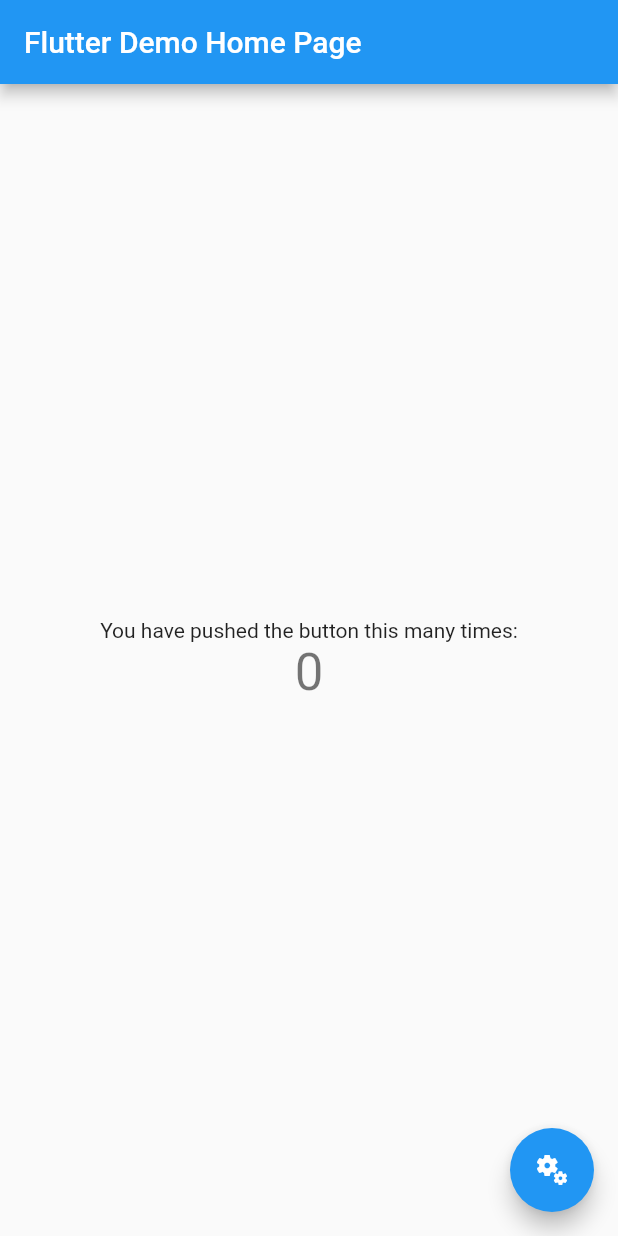
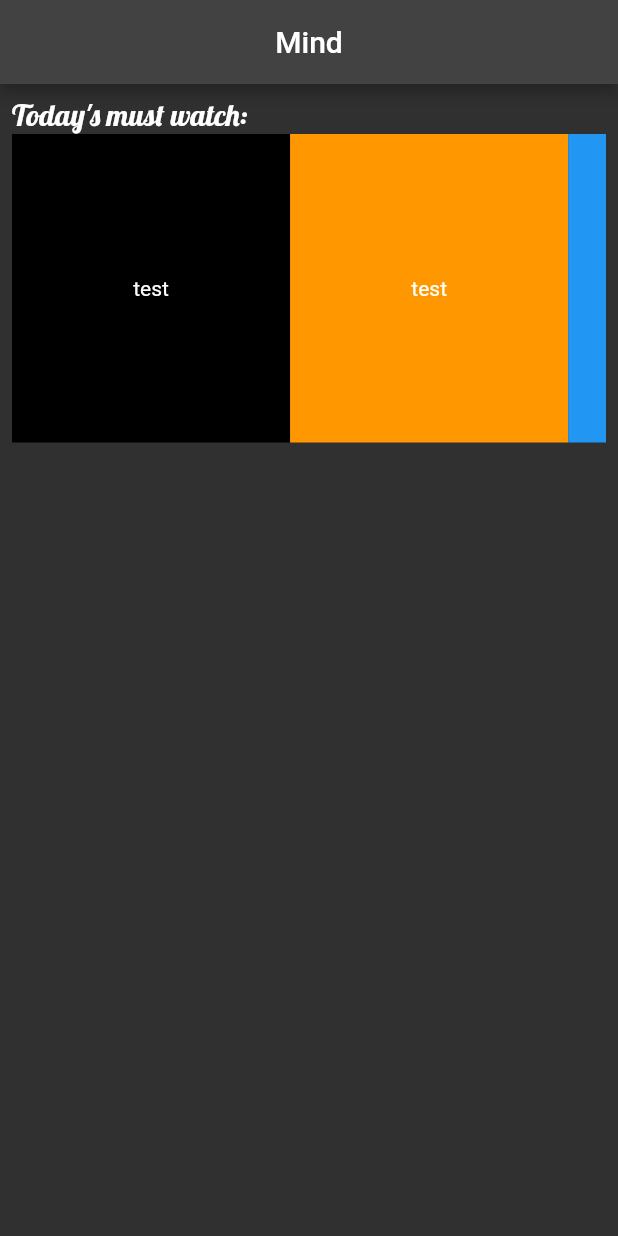
Before and after one commit to lopriorejosh/CSIS3126_LoPriore, a Flutter app: the screen it shows after launch, on a phone screen of 412 x 824 dp. Run offline on Flutter 3.47's test engine with Material 2 defaults, Android fonts, the light colour scheme and no system bars; our stand-ins replace google_fonts.

Commit message:
Created Home Page outline

```diff
--- /dev/null
+++ b/mind/lib/Screens/HomePage.dart
@@ -0,0 +1,66 @@
+import 'package:flutter/material.dart';
+import 'package:google_fonts/google_fonts.dart';
+
+class HomePage extends StatelessWidget {
+  @override
+  Widget build(BuildContext context) {
+    return Scaffold(
+      appBar: AppBar(
+        title: const Text('Mind'),
+        centerTitle: true,
+      ),
+      body: Padding(
+        padding: const EdgeInsets.all(8.0),
+        child: Column(children: [
+          Container(
+            alignment: Alignment.centerLeft,
+            child: Text(
+              "Today's must watch: ",
+              style: GoogleFonts.lobster(fontSize: 20),
+            ),
+          ),
+          SingleChildScrollView(
+            scrollDirection: Axis.horizontal,
+            child: Row(
+              children: [
+                Container(
+                  height: MediaQuery.of(context).size.height * .25,
+                  width: MediaQuery.of(context).size.width * .45,
+                  color: Colors.black,
+                  child: Center(
+                    child: Text(
+                      'test',
+                      style: TextStyle(color: Colors.white),
+                    ),
+                  ),
+                ),
+                Container(
+                  height: MediaQuery.of(context).size.height * .25,
+                  width: MediaQuery.of(context).size.width * .45,
+                  color: Colors.orange,
+                  child: Center(
+                    child: Text(
+                      'test',
+                      style: TextStyle(color: Colors.white),
+                    ),
+                  ),
+                ),
+                Container(
+                  height: MediaQuery.of(context).size.height * .25,
+                  width: MediaQuery.of(context).size.width * .45,
+                  color: Colors.blue,
+                  child: Center(
+                    child: Text(
+                      'test',
+                      style: TextStyle(color: Colors.white),
+                    ),
+                  ),
+                )
+              ],
+            ),
+          )
+        ]),
+      ),
+    );
+  }
+}
--- a/mind/lib/main.dart
+++ b/mind/lib/main.dart
@@ -1,115 +1,20 @@
 import 'package:flutter/material.dart';
 
+import './Screens/HomePage.dart';
+
 void main() {
-  runApp(const MyApp());
+  runApp(MyApp());
 }
 
 class MyApp extends StatelessWidget {
-  const MyApp({super.key});
-
-  // This widget is the root of your application.
   @override
   Widget build(BuildContext context) {
     return MaterialApp(
-      title: 'Flutter Demo',
+      title: 'Mind',
       theme: ThemeData(
-        // This is the theme of your application.
-        //
-        // Try running your application with "flutter run". You'll see the
-        // application has a blue toolbar. Then, without quitting the app, try
-        // changing the primarySwatch below to Colors.green and then invoke
-        // "hot reload" (press "r" in the console where you ran "flutter run",
-        // or simply save your changes to "hot reload" in a Flutter IDE).
-        // Notice that the counter didn't reset back to zero; the application
-        // is not restarted.
-        primarySwatch: Colors.blue,
+        brightness: Brightness.dark,
       ),
-      home: const MyHomePage(title: 'Flutter Demo Home Page'),
+      home: HomePage(),
     );
   }
 }
-
-class MyHomePage extends StatefulWidget {
-  const MyHomePage({super.key, required this.title});
-
-  // This widget is the home page of your application. It is stateful, meaning
-  // that it has a State object (defined below) that contains fields that affect
-  // how it looks.
-
-  // This class is the configuration for the state. It holds the values (in this
-  // case the title) provided by the parent (in this case the App widget) and
-  // used by the build method of the State. Fields in a Widget subclass are
-  // always marked "final".
-
-  final String title;
-
-  @override
-  State<MyHomePage> createState() => _MyHomePageState();
-}
-
-class _MyHomePageState extends State<MyHomePage> {
-  int _counter = 0;
-
-  void _incrementCounter() {
-    setState(() {
-      // This call to setState tells the Flutter framework that something has
-      // changed in this State, which causes it to rerun the build method below
-      // so that the display can reflect the updated values. If we changed
-      // _counter without calling setState(), then the build method would not be
-      // called again, and so nothing would appear to happen.
-      _counter++;
-    });
-  }
-
-  @override
-  Widget build(BuildContext context) {
-    // This method is rerun every time setState is called, for instance as done
-    // by the _incrementCounter method above.
-    //
-    // The Flutter framework has been optimized to make rerunning build methods
-    // fast, so that you can just rebuild anything that needs updating rather
-    // than having to individually change instances of widgets.
-    return Scaffold(
-      appBar: AppBar(
-        // Here we take the value from the MyHomePage object that was created by
-        // the App.build method, and use it to set our appbar title.
-        title: Text(widget.title),
-      ),
-      body: Center(
-        // Center is a layout widget. It takes a single child and positions it
-        // in the middle of the parent.
-        child: Column(
-          // Column is also a layout widget. It takes a list of children and
-          // arranges them vertically. By default, it sizes itself to fit its
-          // children horizontally, and tries to be as tall as its parent.
-          //
-          // Invoke "debug painting" (press "p" in the console, choose the
-          // "Toggle Debug Paint" action from the Flutter Inspector in Android
-          // Studio, or the "Toggle Debug Paint" command in Visual Studio Code)
-          // to see the wireframe for each widget.
-          //
-          // Column has various properties to control how it sizes itself and
-          // how it positions its children. Here we use mainAxisAlignment to
-          // center the children vertically; the main axis here is the vertical
-          // axis because Columns are vertical (the cross axis would be
-          // horizontal).
-          mainAxisAlignment: MainAxisAlignment.center,
-          children: <Widget>[
-            const Text(
-              'You have pushed the button this many times:',
-            ),
-            Text(
-              '$_counter',
-              style: Theme.of(context).textTheme.headline4,
-            ),
-          ],
-        ),
-      ),
-      floatingActionButton: FloatingActionButton(
-        onPressed: _incrementCounter,
-        tooltip: 'changed',
-        child: const Icon(Icons.miscellaneous_services_rounded),
-      ), // This trailing comma makes auto-formatting nicer for build methods.
-    );
-  }
-}
--- a/mind/pubspec.yaml
+++ b/mind/pubspec.yaml
@@ -31,6 +31,7 @@
 dependencies:
   flutter:
     sdk: flutter
+  google_fonts: ^3.0.1
 
 
   # The following adds the Cupertino Icons font to your application.
```
Also changed, not shown: mind/pubspec.lock, 1 other file.
